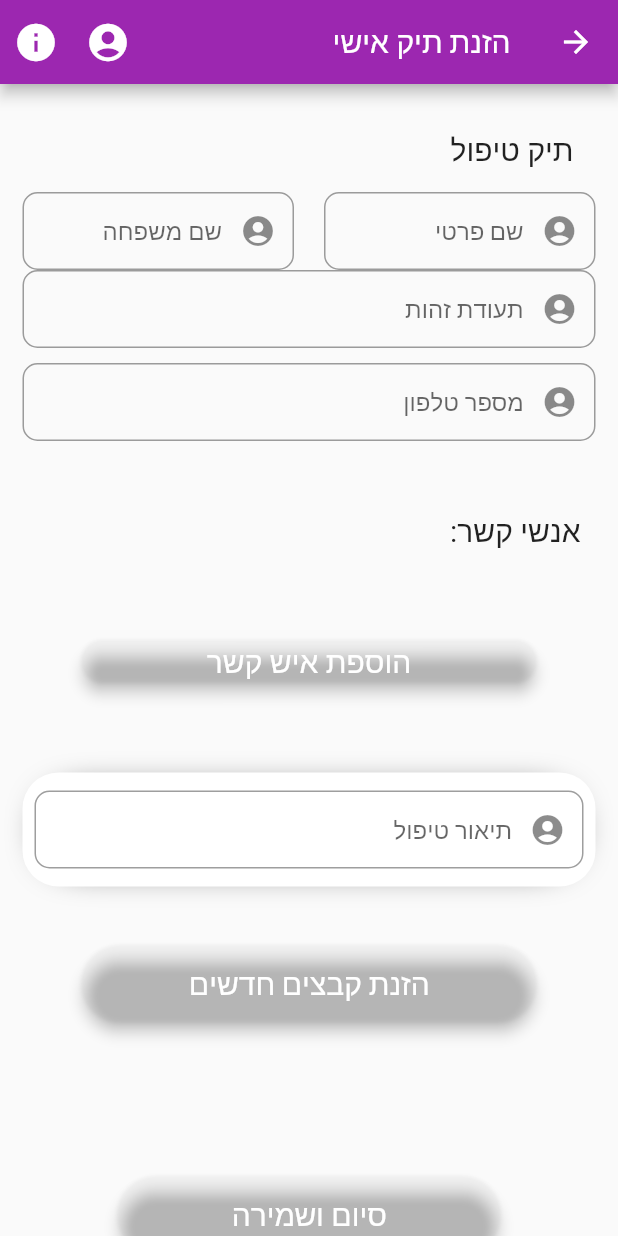
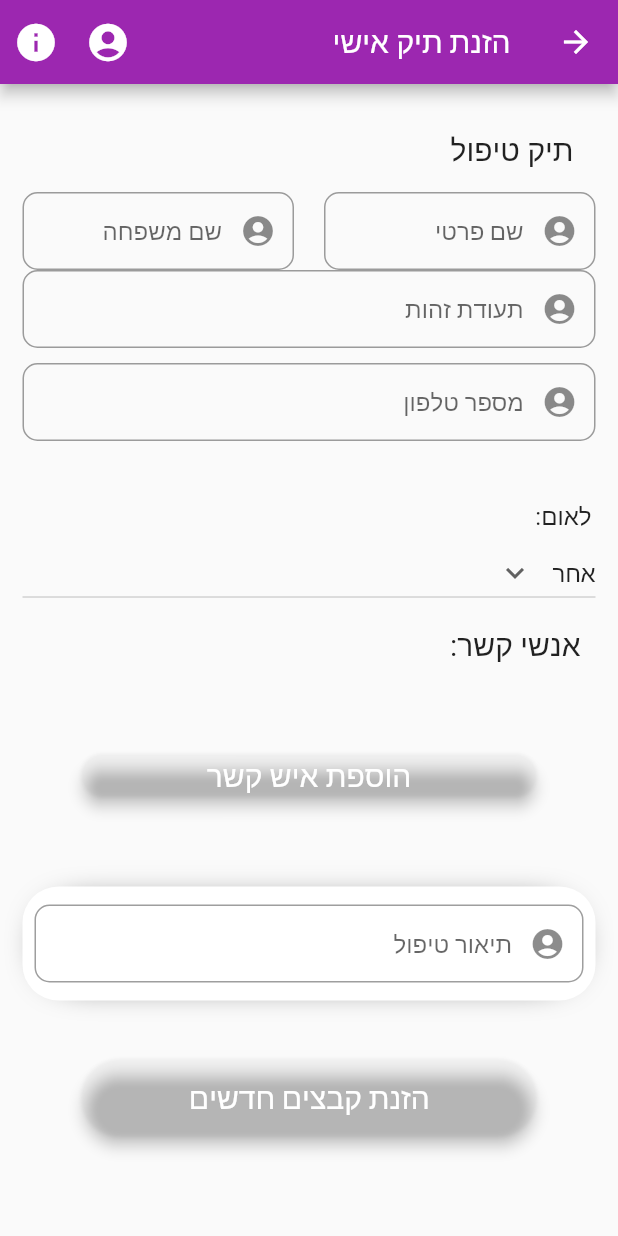
Before and after one commit to ICST-Technion/Womens-Courtyard, a Flutter app: the AddClientPage screen opened directly, on a phone screen of 412 x 824 dp. Run offline on Flutter 3.47's test engine with Material 2 defaults, Android fonts, the phone set to English and light mode, and no system bars; our stand-ins replace cloud_firestore, cloud_functions, date_format, email_validator, firebase_auth, firebase_core and 3 more; missing offline and left inert: fake_cloud_firestore, flappy_search_bar; accounts and stored records are empty.

Commit message:
Added nantionality to UI

```diff
--- a/womens_courtyard/lib/client_entering.dart
+++ b/womens_courtyard/lib/client_entering.dart
@@ -4,21 +4,6 @@ import 'addContact.dart' as add_contact_page;
 import 'BottomNavigationBar.dart' as bottom_navigation_bar;
 import 'package:cloud_functions/cloud_functions.dart';
 import 'package:firebase_auth/firebase_auth.dart';
-import 'package:firebase_database/firebase_database.dart';
-
-// class MyApp extends StatelessWidget {
-//   // This widget is the root of your application.
-//   @override
-//   Widget build(BuildContext context) {
-//     return MaterialApp(
-//       title: 'Flutter Demo',
-//       theme: ThemeData(
-//         primarySwatch: Colors.purple,
-//       ),
-//       home: AddClientPage(title: 'מסך הזנת תיק אישי'),
-//     );
-//   }
-// }
 
 class AddClientPage extends StatefulWidget {
   AddClientPage({Key? key, this.title = "", this.username = ""})
@@ -45,6 +30,10 @@ class _AddClientPageState extends State<AddClientPage> {
       new TextEditingController();
   final TextEditingController processDescriptionTextController =
       new TextEditingController();
+
+  List<String> nationalityOptions = ["יהודיה", "ערביה", "אחר"];
+  String nationality = "אחר";
+  List? _myActivities;
 
   @override
   void dispose() {
@@ -233,6 +222,35 @@ class _AddClientPageState extends State<AddClientPage> {
                   ),
                 ),
                 Padding(
+                  padding: const EdgeInsets.all(3.0),
+                  child: Text(
+                    'לאום:',
+                    style: TextStyle(fontSize: 16),
+                  ),
+                ),
+                DropdownButton(
+                  // Initial Value
+                  value: nationality,
+
+                  // Down Arrow Icon
+                  icon: const Icon(Icons.keyboard_arrow_down),
+
+                  // Array list of items
+                  items: nationalityOptions.map((String items) {
+                    return DropdownMenuItem(
+                      value: items,
+                      child: Text(items),
+                    );
+                  }).toList(),
+                  // After selecting the desired option,it will
+                  // change button value to selected value
+                  onChanged: (String? newValue) {
+                    setState(() {
+                      nationality = newValue!;
+                    });
+                  },
+                ),
+                Padding(
                   padding: const EdgeInsets.all(10.0),
                   child: Text(
                     'אנשי קשר:',
```
